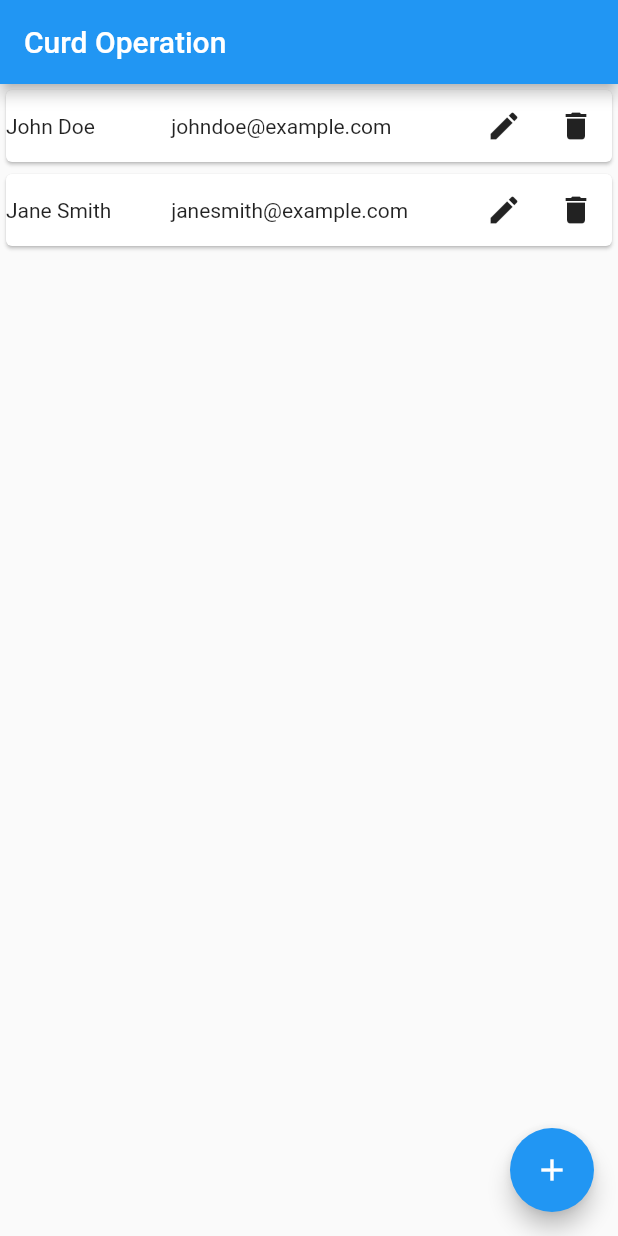
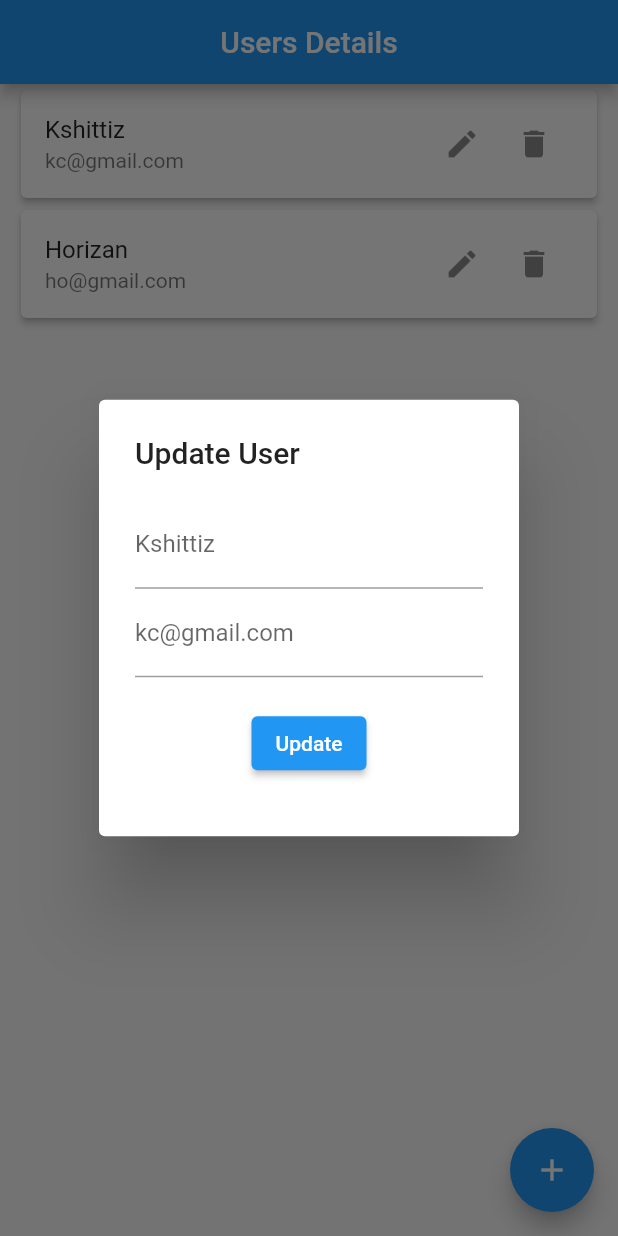
Before and after one commit to HastagKc/Flutter_projects, a Flutter app: the screen it shows after launch, after a tap on the "edit" icon, on a phone screen of 412 x 824 dp. Run offline on Flutter 3.47's test engine with Material 2 defaults, Android fonts, the light colour scheme and no system bars; our stand-ins replace get, google_fonts.

Commit message:
curd operation

```diff
--- a/curd_operation/lib/contact.dart
+++ /dev/null
@@ -1,9 +0,0 @@
-class Contact {
-  final String name;
-  final String email;
-
-  Contact({
-    required this.name,
-    required this.email,
-  });
-}
--- /dev/null
+++ b/curd_operation/lib/curd_page.dart
@@ -0,0 +1,197 @@
+import 'package:curd_operation/user.dart';
+import 'package:flutter/material.dart';
+import 'package:get/get.dart';
+
+class CurdPage extends StatefulWidget {
+  const CurdPage({super.key});
+
+  @override
+  State<CurdPage> createState() => _CurdPageState();
+}
+
+class _CurdPageState extends State<CurdPage> {
+  // creating controllers
+  TextEditingController _nameController = TextEditingController();
+  TextEditingController _emailController = TextEditingController();
+
+  @override
+  void dispose() {
+    _nameController.dispose();
+    _emailController.dispose();
+    super.dispose();
+  }
+  // Create list of users
+
+  List<User> users = [
+    User(name: 'Kshittiz', email: 'kc@gmail.com'),
+    User(name: 'Horizan', email: 'ho@gmail.com'),
+  ];
+
+  void addUser() {
+    String name = _nameController.text.trim();
+    String email = _emailController.text.trim();
+
+    if (name.isNotEmpty && email.isNotEmpty) {
+      users.add(User(name: name, email: email));
+      _nameController.clear();
+      _emailController.clear();
+    }
+  }
+
+  // creating delete method
+
+  void deleteUser(int index) {
+    users.removeAt(index);
+  }
+
+  // update list
+
+  void updateUser(int index, String name, String email) {
+    users[index] = User(name: name, email: email);
+  }
+
+  @override
+  Widget build(BuildContext context) {
+    return Scaffold(
+      appBar: AppBar(
+        centerTitle: true,
+        title: const Text('Users Details'),
+      ),
+      floatingActionButton: FloatingActionButton(
+        onPressed: () {
+          showDialog(
+              context: context,
+              builder: (BuildContext context) {
+                return AlertDialog(
+                  title: const Text('Add User'),
+                  content: Container(
+                    constraints: const BoxConstraints(
+                      maxHeight: 200.0,
+                    ),
+                    child: Column(
+                      children: [
+                        TextField(
+                          controller: _nameController,
+                          decoration: const InputDecoration(
+                            hintText: 'Name',
+                          ),
+                        ),
+                        TextField(
+                          controller: _emailController,
+                          decoration: const InputDecoration(
+                            hintText: 'Email',
+                          ),
+                        ),
+                        const SizedBox(height: 20.0),
+                        Row(
+                          mainAxisAlignment: MainAxisAlignment.spaceAround,
+                          children: [
+                            ElevatedButton(
+                              onPressed: () {
+                                Get.back();
+                              },
+                              child: const Text('Cancel'),
+                            ),
+                            ElevatedButton(
+                              onPressed: () {
+                                setState(() {
+                                  addUser();
+                                });
+                                Get.back();
+                              },
+                              child: const Text('Save'),
+                            ),
+                          ],
+                        ),
+                      ],
+                    ),
+                  ),
+                );
+              });
+        },
+        child: const Icon(Icons.add),
+      ),
+      body: Container(
+        margin: const EdgeInsets.only(left: 10.0, right: 10.0),
+        child: ListView.builder(
+            itemCount: users.length,
+            itemBuilder: (context, index) {
+              return Card(
+                elevation: 2,
+                child: ListTile(
+                  title: Text('${users[index].name}'),
+                  subtitle: Text('${users[index].email}'),
+                  trailing: Container(
+                    // decoration: BoxDecoration(color: Colors.blue),
+                    width: 98,
+                    child: Row(
+                      children: [
+                        IconButton(
+                          onPressed: () {
+                            showDialog(
+                                context: context,
+                                builder: (BuildContext context) {
+                                  return AlertDialog(
+                                    title: const Text('Update User'),
+                                    content: Container(
+                                      constraints: const BoxConstraints(
+                                        maxHeight: 200.0,
+                                      ),
+                                      child: Column(
+                                        children: [
+                                          TextField(
+                                            controller: _nameController,
+                                            decoration: InputDecoration(
+                                              label:
+                                                  Text('${users[index].name}'),
+                                            ),
+                                          ),
+                                          TextField(
+                                            controller: _emailController,
+                                            decoration: InputDecoration(
+                                              label:
+                                                  Text('${users[index].email}'),
+                                            ),
+                                          ),
+                                          const SizedBox(height: 20.0),
+                                          ElevatedButton(
+                                            onPressed: () {
+                                              setState(() {
+                                                updateUser(
+                                                  index,
+                                                  _nameController.text.trim(),
+                                                  _emailController.text.trim(),
+                                                );
+                                              });
+                                              _nameController.clear();
+                                              _emailController.clear();
+                                              Get.back();
+                                            },
+                                            child: const Text('Update'),
+                                          ),
+                                        ],
+                                      ),
+                                    ),
+                                  );
+                                });
+                          },
+                          icon: const Icon(Icons.edit),
+                        ),
+                        IconButton(
+                          onPressed: () {
+                            setState(() {
+                              deleteUser(index);
+                            });
+                          },
+                          icon: const Icon(Icons.delete),
+                        ),
+                      ],
+                    ),
+                  ),
+                ),
+              );
+            }),
+      ),
+    );
+  }
+}
--- a/curd_operation/lib/home_page.dart
+++ /dev/null
@@ -1,144 +0,0 @@
-import 'dart:js_util';
-
-import 'package:curd_operation/contact.dart';
-import 'package:flutter/material.dart';
-import 'package:get/get.dart';
-
-class HomePage extends StatefulWidget {
-  HomePage({Key? key}) : super(key: key);
-
-  @override
-  State<HomePage> createState() => _HomePageState();
-}
-
-class _HomePageState extends State<HomePage> {
-  // creating variables
-  TextEditingController nameController = TextEditingController();
-  TextEditingController emailController = TextEditingController();
-
-  // creating empty list
-  List<Contact> contacts = [
-    Contact(name: 'John Doe', email: 'johndoe@example.com'),
-    Contact(name: 'Jane Smith', email: 'janesmith@example.com'),
-  ];
-
-  // creating methods
-
-  //1 adding user method
-
-  void addUser() {
-    String name = nameController.text.trim();
-    String email = emailController.text.trim();
-
-    if (name.isNotEmpty && email.isNotEmpty) {
-      contacts.add(Contact(name: name, email: email));
-      nameController.clear();
-      emailController.clear();
-    }
-  }
-
-  void deleteUser(int index) {
-    setState(() {
-      contacts.removeAt(index);
-    });
-  }
-
-  @override
-  Widget build(BuildContext context) {
-    return Scaffold(
-      appBar: AppBar(
-        title: const Text('Curd Operation'),
-      ),
-      floatingActionButton: FloatingActionButton(
-        onPressed: () {
-          showDialog(
-              context: context,
-              builder: (BuildContext context) {
-                return AlertDialog(
-                  title: const Text('Add Contact'),
-                  shape: RoundedRectangleBorder(
-                    borderRadius: BorderRadius.circular(20.0),
-                  ),
-                  content: Container(
-                    constraints: const BoxConstraints(
-                      maxHeight: 200.0,
-                      maxWidth: 200.0,
-                    ),
-                    child: Column(
-                      children: [
-                        TextField(
-                          controller: nameController,
-                          decoration: const InputDecoration(
-                            label: Text('Name'),
-                            // hintText: 'Name',
-                          ),
-                        ),
-                        TextField(
-                          controller: emailController,
-                          decoration: const InputDecoration(
-                            label: Text('Email'),
-                          ),
-                        ),
-                        const SizedBox(height: 30),
-                        Row(
-                          mainAxisAlignment: MainAxisAlignment.spaceAround,
-                          children: [
-                            ElevatedButton(
-                              onPressed: () {
-                                Get.back();
-                              },
-                              child: const Text('Cancel'),
-                            ),
-                            ElevatedButton(
-                              onPressed: () {
-                                setState(() {
-                                  addUser();
-                                });
-                                Get.back();
-                              },
-                              child: const Text("Save"),
-                            ),
-                          ],
-                        ),
-                      ],
-                    ),
-                  ),
-                );
-              });
-        },
-        child: const Icon(Icons.add),
-      ),
-      body: ListView.builder(
-        itemCount: contacts.length,
-        itemBuilder: (BuildContext context, int index) {
-          return Card(
-            child: Row(
-              mainAxisAlignment: MainAxisAlignment.spaceBetween,
-              children: [
-                Text(contacts[index].name.toString()),
-                Text(contacts[index].email.toString()),
-                Row(
-                  mainAxisAlignment: MainAxisAlignment.spaceAround,
-                  children: [
-                    IconButton(
-                      onPressed: () {},
-                      icon: const Icon(
-                        Icons.edit,
-                      ),
-                    ),
-                    IconButton(
-                      onPressed: () => deleteUser(index),
-                      icon: const Icon(
-                        Icons.delete,
-                      ),
-                    ),
-                  ],
-                ),
-              ],
-            ),
-          );
-        },
-      ),
-    );
-  }
-}
--- a/curd_operation/lib/main.dart
+++ b/curd_operation/lib/main.dart
@@ -1,4 +1,5 @@
-import 'package:curd_operation/home_page.dart';
+import 'package:curd_operation/curd_page.dart';
+
 import 'package:flutter/material.dart';
 import 'package:get/get.dart';
 
@@ -14,7 +15,8 @@ class MyApp extends StatelessWidget {
     return GetMaterialApp(
       debugShowCheckedModeBanner: false,
       title: 'Curd',
-      home: HomePage(),
+      // home: HomePage(),
+      home: CurdPage(),
     );
   }
 }
--- /dev/null
+++ b/curd_operation/lib/user.dart
@@ -0,0 +1,5 @@
+class User {
+  final String name;
+  final String email;
+  User({required this.name, required this.email});
+}
```
Also changed, not shown: curd_operation/pubspec.lock, 1 other file.
